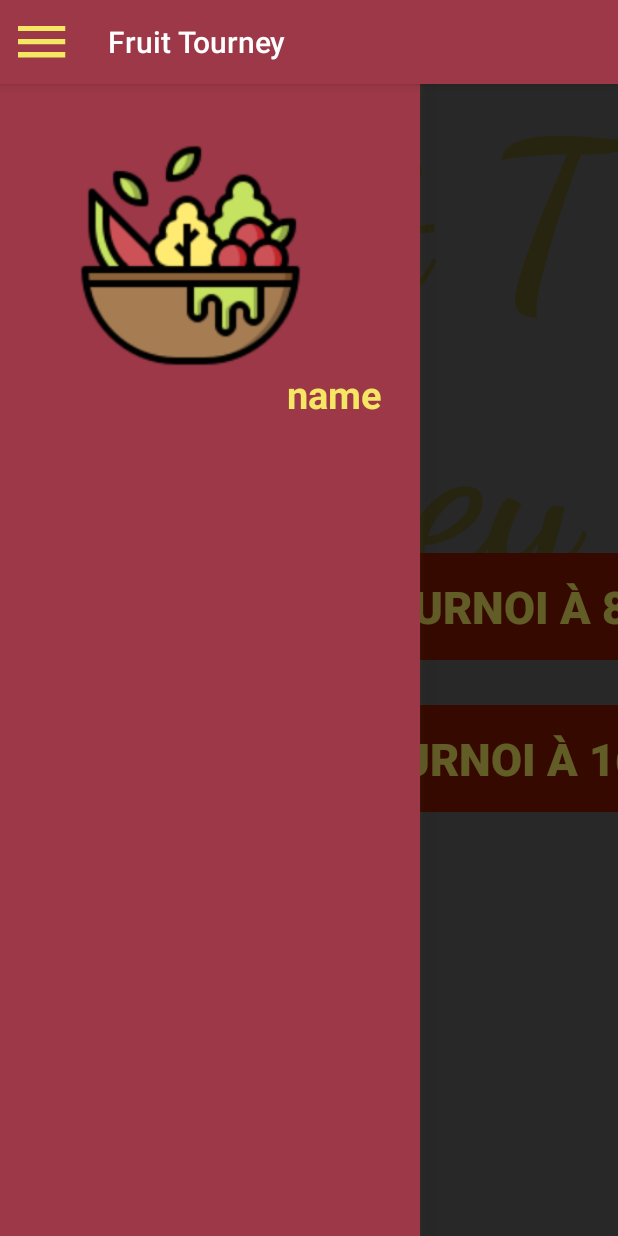
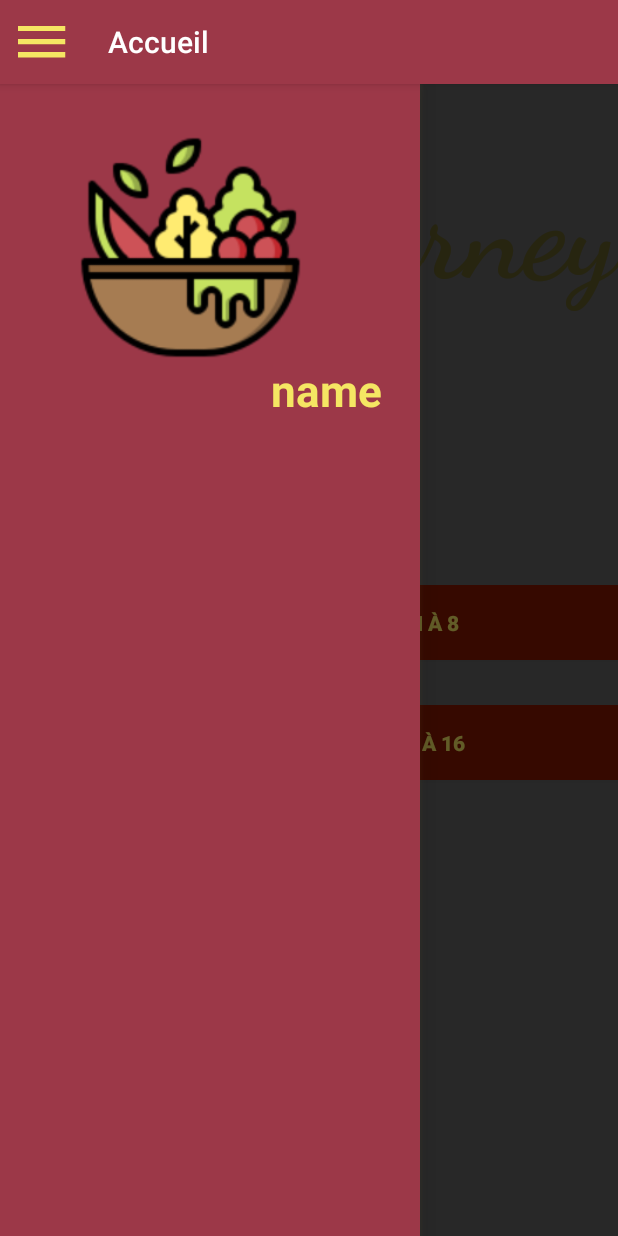
Before and after one commit to ErwanBouriau/Android, an Android app: the MainActivity screen opened directly, with no data from a screen before it, with the side drawer open, on a phone screen of 412 x 824 dp. Run offline under Robolectric (Android 15) with nearby library versions, the phone set to English and light mode, and no system bars.

Commit message:
responsive text

```diff
--- a/app/src/main/AndroidManifest.xml
+++ b/app/src/main/AndroidManifest.xml
@@ -21,7 +21,7 @@
                 <category android:name="android.intent.category.LAUNCHER" />
             </intent-filter>
         </activity>
-        <activity android:name=".MainActivity" />
+        <activity android:name=".MainActivity" android:label="Accueil"/>
     </application>
 
 </manifest>
--- a/app/src/main/res/layout/activity_main.xml
+++ b/app/src/main/res/layout/activity_main.xml
@@ -23,18 +23,20 @@
 
     <LinearLayout
         android:layout_width="match_parent"
-        android:layout_height="wrap_content">
+        android:layout_height="wrap_content"
+        android:orientation="horizontal">
 
         <TextView
             android:layout_width="match_parent"
-            android:layout_height="wrap_content"
+            android:layout_height="200dp"
             android:fontFamily="cursive"
             android:gravity="center"
             android:text="@string/app_title"
             android:textColor="@color/colorAccent"
-            android:textSize="150dp"
+            android:autoSizeTextType="uniform"
             android:textStyle="bold"
             />
+
     </LinearLayout>
 
     <LinearLayout
@@ -52,7 +54,7 @@
             android:padding="15dp"
             android:text="@string/tourney8_btn"
             android:textColor="@color/colorAccent"
-            android:textSize="30dp"
+            android:autoSizeTextType="uniform"
             android:textStyle="bold"
             android:layout_marginTop="30dp"/>
 
@@ -65,7 +67,7 @@
             android:padding="15dp"
             android:text="@string/tourney16_btn"
             android:textColor="@color/colorAccent"
-            android:textSize="30dp"
+            android:autoSizeTextType="uniform"
             android:textStyle="bold"
             android:layout_marginTop="30dp"/>
 
--- a/app/src/main/res/layout/nav_header.xml
+++ b/app/src/main/res/layout/nav_header.xml
@@ -26,13 +26,14 @@
 
         <TextView
             android:id="@+id/navdrawer_name"
-            android:layout_width="wrap_content"
-            android:layout_height="wrap_content"
+            android:layout_width="match_parent"
+            android:layout_height="40dp"
             android:textStyle="bold"
             android:textColor="@color/colorAccent"
             android:layout_marginBottom="16dp"
             android:text="name"
-            android:textSize="25dp"/>
+            android:autoSizeTextType="uniform"
+            android:gravity="right"/>
     </LinearLayout>
 
 </RelativeLayout>
```
Also changed, not shown: app/src/main/res/layout/activity_login_page.xml (+5 -5 lines).
